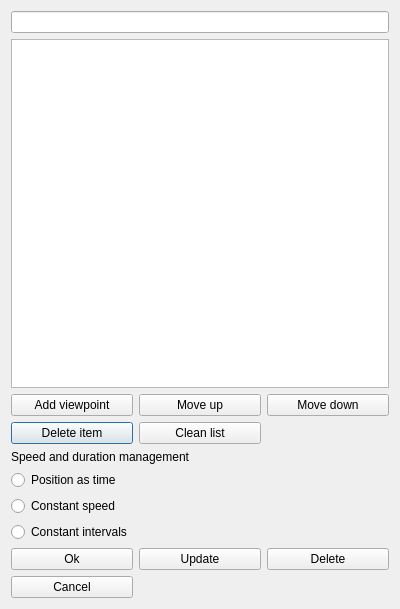
First picture: the form in src/gui/forms/DialogAnimationConfig.ui, repository open-scan-crew/OpenScanTools, before the edit.
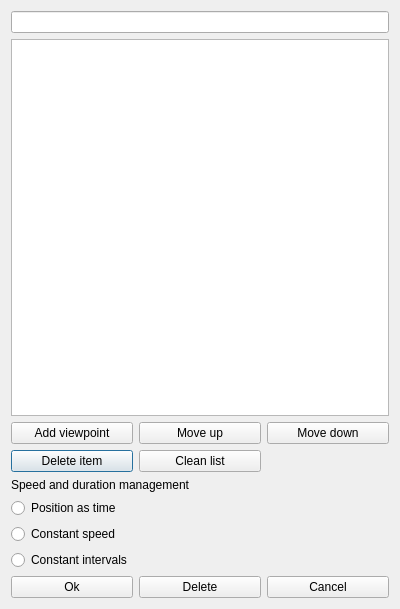
Second picture: the form after the edit.

Commit message: Fix orbital timing, start re-enable, and simplify animation config dialog

The edit to the form file:
```diff
--- a/src/gui/forms/DialogAnimationConfig.ui
+++ b/src/gui/forms/DialogAnimationConfig.ui
@@ -36,6 +36,20 @@
      <property name="text">
       <string>Ok</string>
      </property>
+   </widget>
+  </item>
+   <item row="8" column="1">
+    <widget class="QPushButton" name="deleteButton">
+     <property name="text">
+      <string>Delete</string>
+     </property>
+    </widget>
+   </item>
+   <item row="8" column="2">
+    <widget class="QPushButton" name="cancelButton">
+     <property name="text">
+      <string>Cancel</string>
+     </property>
     </widget>
    </item>
    <item row="7" column="0">
@@ -66,20 +80,6 @@
      </property>
     </widget>
    </item>
-   <item row="8" column="1">
-    <widget class="QPushButton" name="updateButton">
-     <property name="text">
-      <string>Update</string>
-     </property>
-    </widget>
-   </item>
-   <item row="8" column="2">
-    <widget class="QPushButton" name="deleteButton">
-     <property name="text">
-      <string>Delete</string>
-     </property>
-    </widget>
-   </item>
    <item row="1" column="0" colspan="3">
     <widget class="QTableWidget" name="animationListWidgetTable"/>
    </item>
@@ -97,13 +97,6 @@
      </property>
     </widget>
    </item>
-   <item row="9" column="0">
-    <widget class="QPushButton" name="cancelButton">
-     <property name="text">
-      <string>Cancel</string>
-     </property>
-    </widget>
-   </item>
    <item row="3" column="1">
     <widget class="QPushButton" name="pushButtonCleanAnimList">
      <property name="text">
```
Left out of the diff: 2 changed lines with no effect on the pictures. The commit also changes 15 other files.
